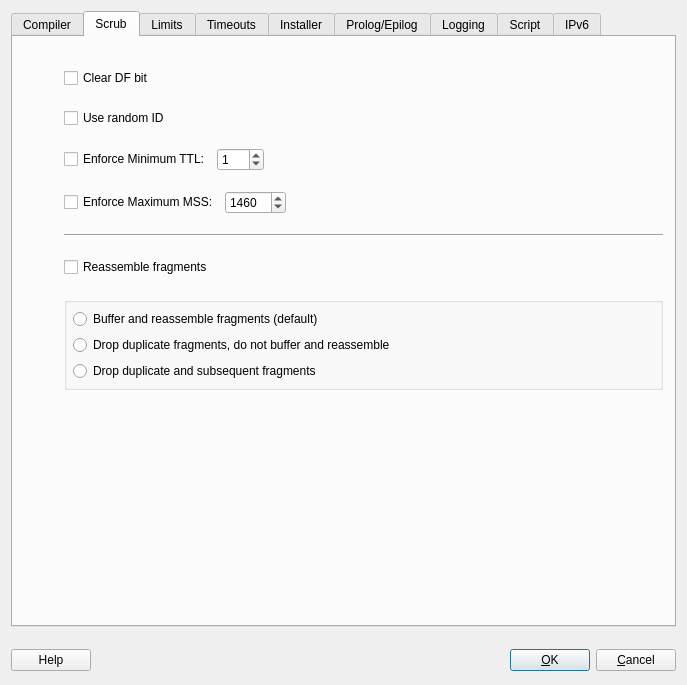
Qt form src/gui/pfadvanceddialog_q.ui (fwbuilder/fwbuilder) before a commit.
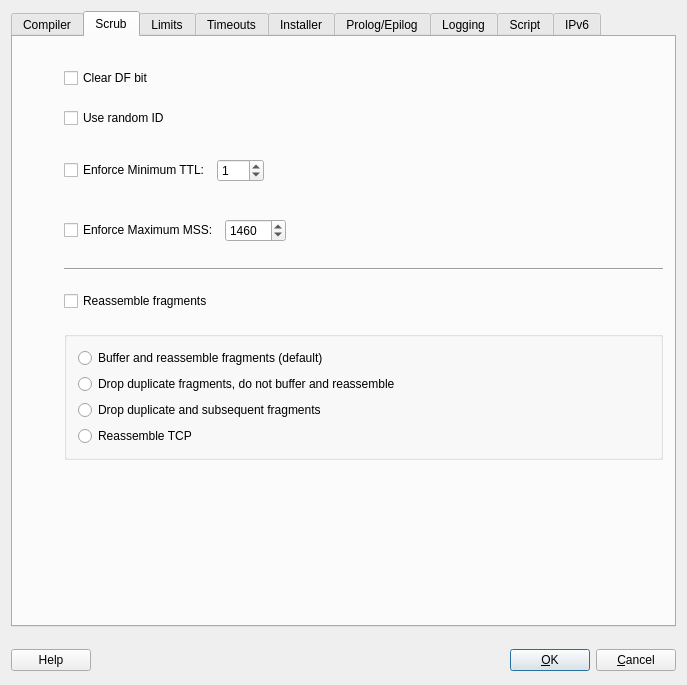
The same form after that commit. The open tabs and pages were chosen to show the change.

Commit message: fixed #1297 "change in scrub rules in PF 4.6". PF 4.6 stopped support for several reassemble options except for "reassemble tcp" and changed format for the "scrub" rules.

```diff
--- a/src/gui/pfadvanceddialog_q.ui
+++ b/src/gui/pfadvanceddialog_q.ui
@@ -339,7 +339,7 @@
       <attribute name="title">
        <string>Scrub</string>
       </attribute>
-      <layout class="QGridLayout" name="gridLayout_5">
+      <layout class="QGridLayout" name="gridLayout_9">
        <property name="spacing">
         <number>20</number>
        </property>
@@ -379,7 +379,7 @@
          </property>
         </widget>
        </item>
-       <item row="3" column="0" rowspan="4">
+       <item row="3" column="0" rowspan="2">
         <spacer>
          <property name="orientation">
           <enum>Qt::Horizontal</enum>
@@ -395,7 +395,7 @@
          </property>
         </spacer>
        </item>
-       <item row="3" column="1">
+       <item row="3" column="1" colspan="2">
         <layout class="QHBoxLayout" name="horizontalLayout_3">
          <item>
           <widget class="QCheckBox" name="pf_scrub_use_minttl">
@@ -435,7 +435,7 @@
          </item>
         </layout>
        </item>
-       <item row="4" column="1">
+       <item row="4" column="1" colspan="2">
         <layout class="QHBoxLayout" name="horizontalLayout_4">
          <item>
           <widget class="QCheckBox" name="pf_scrub_use_maxmss">
@@ -478,7 +478,7 @@
          </item>
         </layout>
        </item>
-       <item row="5" column="1">
+       <item row="5" column="1" colspan="2">
         <widget class="Line" name="hseparator39">
          <property name="frameShape">
           <enum>QFrame::HLine</enum>
@@ -498,7 +498,7 @@
          </property>
         </widget>
        </item>
-       <item row="7" column="1">
+       <item row="7" column="1" colspan="2">
         <widget class="QGroupBox" name="buttonGroup20">
          <property name="sizePolicy">
           <sizepolicy hsizetype="Expanding" vsizetype="Preferred">
@@ -509,11 +509,11 @@
          <property name="title">
           <string/>
          </property>
-         <layout class="QVBoxLayout">
-          <property name="margin">
-           <number>6</number>
+         <layout class="QGridLayout" name="gridLayout_5">
+          <property name="verticalSpacing">
+           <number>-1</number>
           </property>
-          <item>
+          <item row="0" column="0">
            <widget class="QRadioButton" name="pf_scrub_reassemble">
             <property name="sizePolicy">
              <sizepolicy hsizetype="Expanding" vsizetype="Fixed">
@@ -529,7 +529,7 @@
             </property>
            </widget>
           </item>
-          <item>
+          <item row="1" column="0">
            <widget class="QRadioButton" name="pf_scrub_fragm_crop">
             <property name="sizePolicy">
              <sizepolicy hsizetype="Expanding" vsizetype="Fixed">
@@ -545,7 +545,7 @@
             </property>
            </widget>
           </item>
-          <item>
+          <item row="2" column="0">
            <widget class="QRadioButton" name="pf_scrub_fragm_drop_ovl">
             <property name="sizePolicy">
              <sizepolicy hsizetype="Expanding" vsizetype="Fixed">
@@ -561,10 +561,20 @@
             </property>
            </widget>
           </item>
+          <item row="3" column="0">
+           <widget class="QRadioButton" name="pf_scrub_reassemble_tcp">
+            <property name="toolTip">
+             <string>Statefully normalises TCP connections.</string>
+            </property>
+            <property name="text">
+             <string>Reassemble TCP</string>
+            </property>
+           </widget>
+          </item>
          </layout>
         </widget>
        </item>
-       <item row="8" column="1">
+       <item row="8" column="2">
         <spacer>
          <property name="orientation">
           <enum>Qt::Vertical</enum>
```
Left out of the diff: 60 changed lines with no effect on the pictures. The commit also changes 5 other files.
